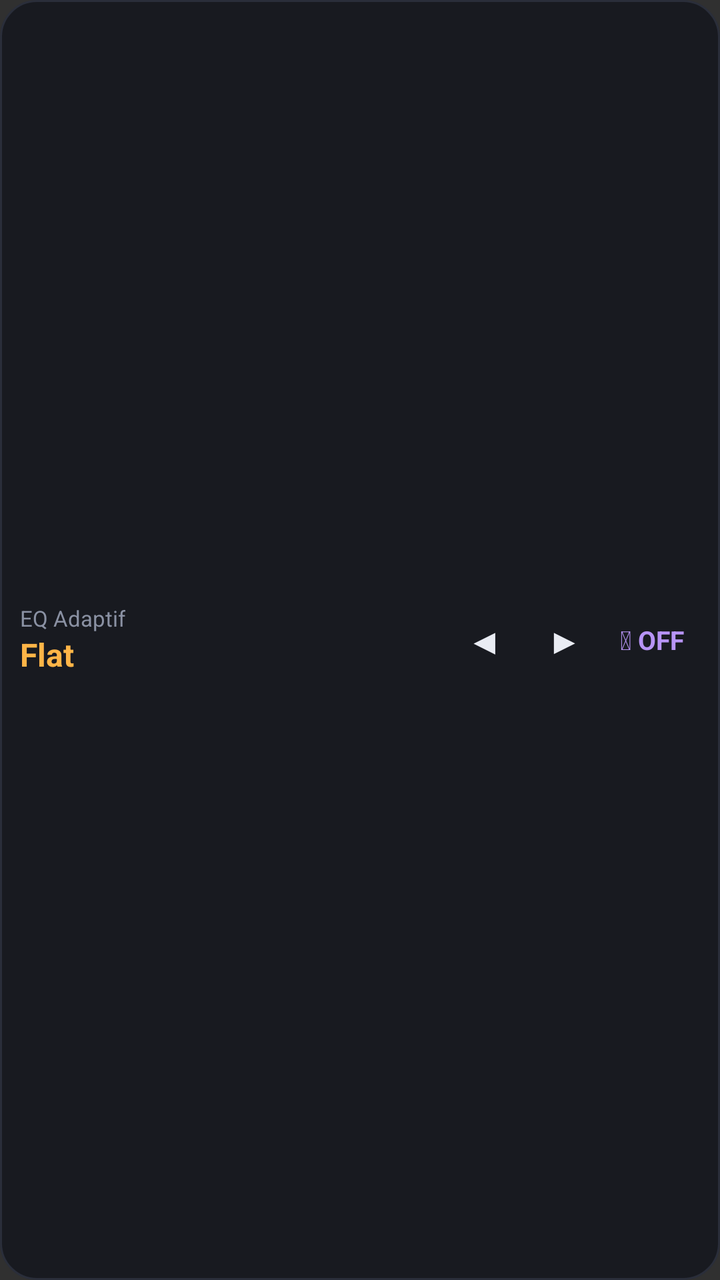
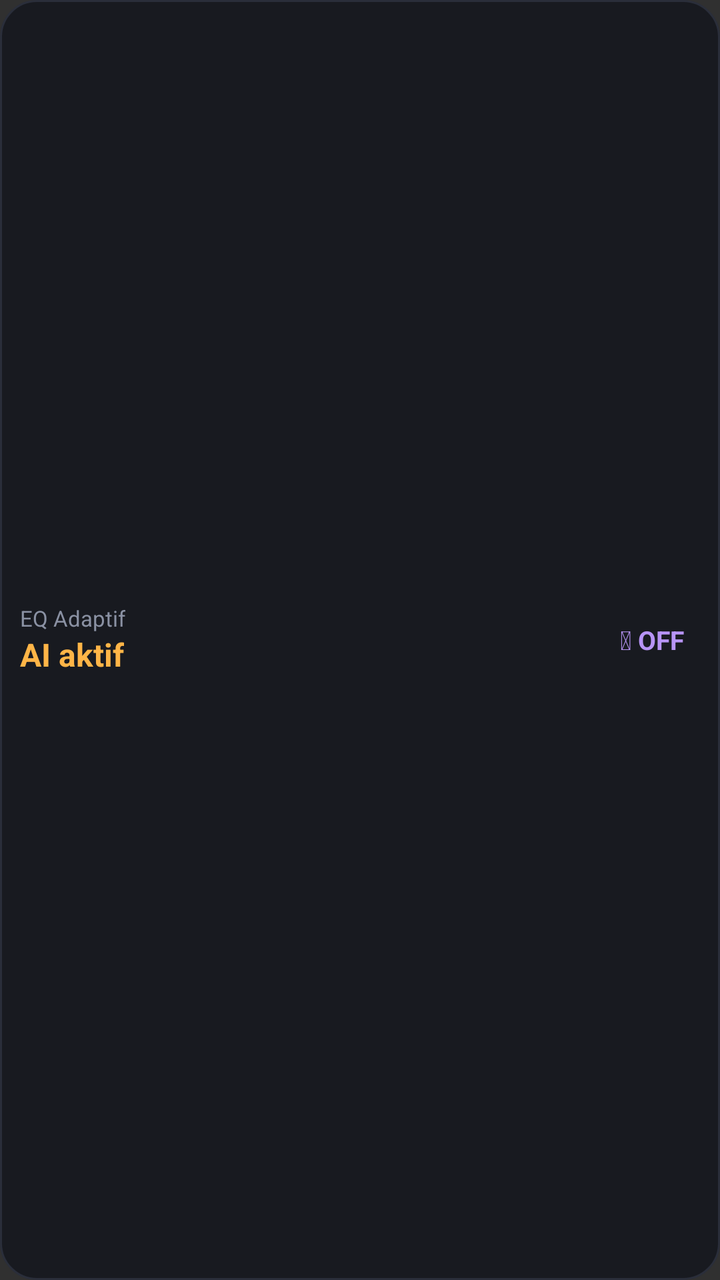

An Android layout rendered at two revisions. The XML below is the earlier revision; the diff shows what the commit changed to produce the second picture.
<!-- AndroidManifest.xml: application theme android:Theme.Material.NoActionBar -->
<!-- res/layout/widget_eq.xml -->
<?xml version="1.0" encoding="utf-8"?>
<LinearLayout xmlns:android="http://schemas.android.com/apk/res/android"
    android:layout_width="match_parent"
    android:layout_height="match_parent"
    android:background="@drawable/widget_bg"
    android:gravity="center_vertical"
    android:orientation="horizontal"
    android:padding="10dp">

    <LinearLayout
        android:id="@+id/w_title"
        android:layout_width="0dp"
        android:layout_height="wrap_content"
        android:layout_weight="1"
        android:orientation="vertical">

        <TextView
            android:id="@+id/w_status"
            android:layout_width="wrap_content"
            android:layout_height="wrap_content"
            android:text="EQ Adaptif"
            android:textColor="#8A91A3"
            android:textSize="11sp" />

        <TextView
            android:id="@+id/w_preset"
            android:layout_width="wrap_content"
            android:layout_height="wrap_content"
            android:ellipsize="end"
            android:maxLines="1"
            android:text="Flat"
            android:textColor="#FFB547"
            android:textSize="16sp"
            android:textStyle="bold" />
    </LinearLayout>

    <TextView
        android:id="@+id/w_prev"
        android:layout_width="40dp"
        android:layout_height="40dp"
        android:gravity="center"
        android:text="◀"
        android:textColor="#E9ECF3"
        android:textSize="18sp" />

    <TextView
        android:id="@+id/w_next"
        android:layout_width="40dp"
        android:layout_height="40dp"
        android:gravity="center"
        android:text="▶"
        android:textColor="#E9ECF3"
        android:textSize="18sp" />

    <TextView
        android:id="@+id/w_power"
        android:layout_width="wrap_content"
        android:layout_height="40dp"
        android:gravity="center"
        android:paddingStart="8dp"
        android:paddingEnd="8dp"
        android:text="⏻ OFF"
        android:textColor="#B794F6"
        android:textSize="13sp"
        android:textStyle="bold" />
</LinearLayout>
<!-- resources referenced by this layout -->
<resources>
  <!-- drawable widget_bg (drawable) -->
  <?xml version="1.0" encoding="utf-8"?>
  <shape xmlns:android="http://schemas.android.com/apk/res/android" android:shape="rectangle">
      <solid android:color="#E616181F" />
      <corners android:radius="18dp" />
      <stroke android:width="1dp" android:color="#2A2E3A" />
  </shape>
</resources>

<!-- the commit's change to res/layout/widget_eq.xml (unified diff, before → after) -->
@@ -28,29 +28,11 @@
             android:layout_height="wrap_content"
             android:ellipsize="end"
             android:maxLines="1"
-            android:text="Flat"
+            android:text="AI aktif"
             android:textColor="#FFB547"
             android:textSize="16sp"
             android:textStyle="bold" />
     </LinearLayout>
-
-    <TextView
-        android:id="@+id/w_prev"
-        android:layout_width="40dp"
-        android:layout_height="40dp"
-        android:gravity="center"
-        android:text="◀"
-        android:textColor="#E9ECF3"
-        android:textSize="18sp" />
-
-    <TextView
-        android:id="@+id/w_next"
-        android:layout_width="40dp"
-        android:layout_height="40dp"
-        android:gravity="center"
-        android:text="▶"
-        android:textColor="#E9ECF3"
-        android:textSize="18sp" />
 
     <TextView
         android:id="@+id/w_power"
